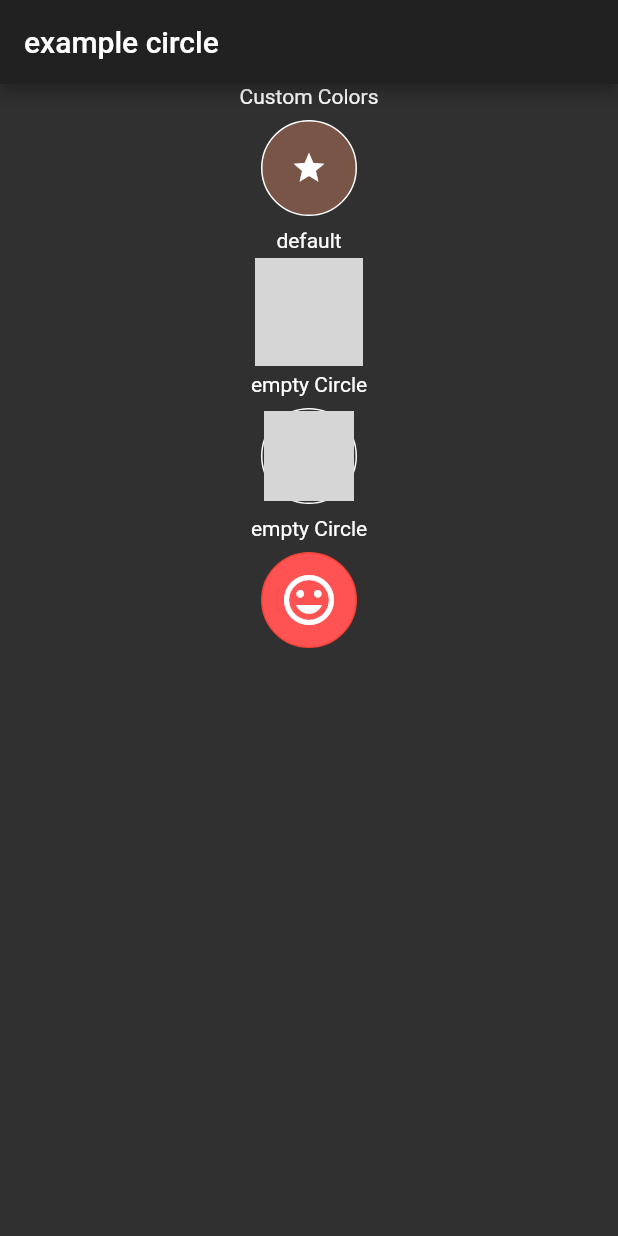
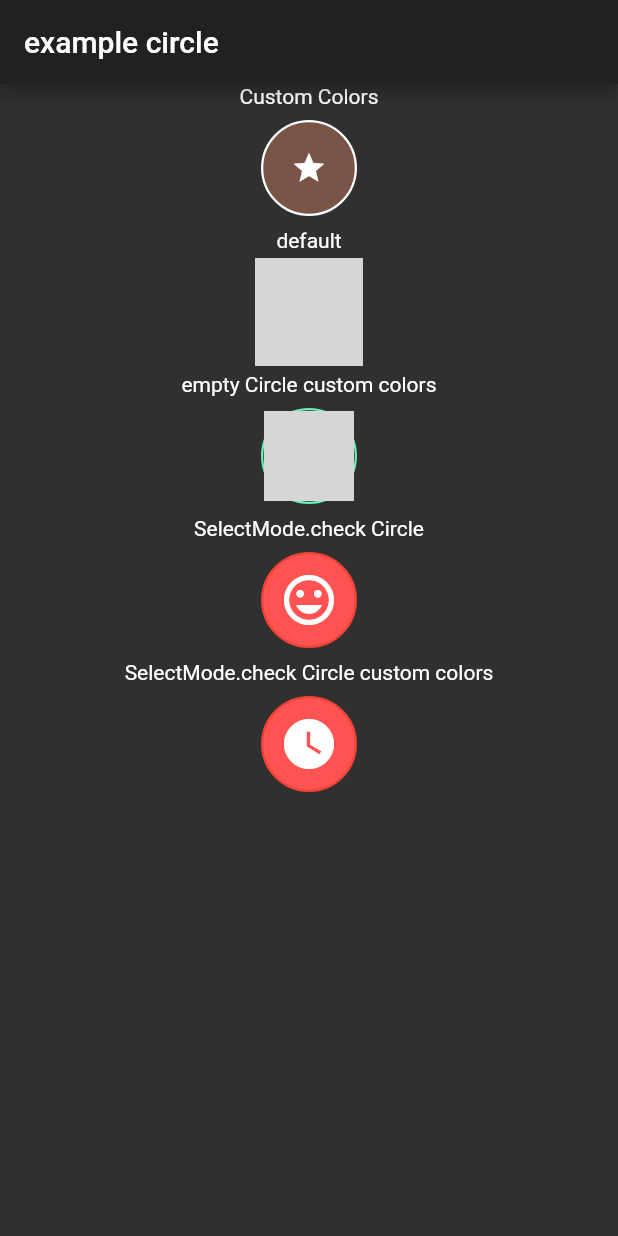
Before and after one commit to autlunatic/flutter_selectable_circle, a Flutter app: the screen it shows after launch, after a tap on "test", on a phone screen of 412 x 824 dp. Run offline on Flutter 3.47's test engine with Material 2 defaults, Android fonts, the phone set to English and light mode, and no system bars; drawn by our look-alikes of flare_flutter; missing offline and left inert: flare_dart; grey boxes are pictures that could not be loaded.

Commit message:
added Selectmode Check selected colors now also work in animations onSelected API changed to onTap

```diff
--- a/example/lib/main.dart
+++ b/example/lib/main.dart
@@ -29,6 +29,7 @@ class _MyHomeState extends State<MyHome> {
   bool _isSelected2 = false;
   bool _isSelected3 = false;
   bool _isSelected4 = false;
+  bool _isSelected5 = false;
   @override
   Widget build(BuildContext context) {
     return Scaffold(
@@ -46,7 +47,7 @@ class _MyHomeState extends State<MyHome> {
               selectedBorderColor: Colors.orange,
               selectedColor: Colors.tealAccent,
               selectMode: SelectMode.simple,
-              onSelected: () {
+              onTap: () {
                 setState(() {
                   _isSelected2 = !_isSelected2;
                 });
@@ -59,7 +60,7 @@ class _MyHomeState extends State<MyHome> {
             child: SelectableCircle(
               width: 80.0,
               isSelected: _isSelected,
-              onSelected: () {
+              onTap: () {
                 setState(() {
                   _isSelected = !_isSelected;
                 });
@@ -67,19 +68,22 @@ class _MyHomeState extends State<MyHome> {
               child: Text("test"),
             ),
           ),
-          Center(child: Text("empty Circle")),
+          Center(child: Text("empty Circle custom colors")),
           Center(
             child: SelectableCircle(
               isSelected: _isSelected3,
+              borderColor: Colors.greenAccent,
+              selectedColor: Colors.blue,
+              selectedBorderColor: Colors.red[900],
               width: 80.0,
-              onSelected: () {
+              onTap: () {
                 setState(() {
                   _isSelected3 = !_isSelected3;
                 });
               },
             ),
           ),
-          Center(child: Text("empty Circle")),
+          Center(child: Text("SelectMode.check Circle")),
           Center(
             child: SelectableCircle(
               color: Colors.redAccent,
@@ -91,9 +95,30 @@ class _MyHomeState extends State<MyHome> {
                 Icons.tag_faces,
                 size: 40.0,
               ),
-              onSelected: () {
+              onTap: () {
                 setState(() {
                   _isSelected4 = !_isSelected4;
+                });
+              },
+            ),
+          ),
+          Center(child: Text("SelectMode.check Circle custom colors")),
+          Center(
+            child: SelectableCircle(
+              color: Colors.redAccent,
+              borderColor: Colors.red,
+              isSelected: _isSelected5,
+              selectMode: SelectMode.check,
+              selectedColor: Colors.white,
+              selectedBorderColor: Colors.blue,
+              width: 80.0,
+              child: Icon(
+                Icons.watch_later,
+                size: 40.0,
+              ),
+              onTap: () {
+                setState(() {
+                  _isSelected5 = !_isSelected5;
                 });
               },
             ),
--- a/lib/selectable_circle.dart
+++ b/lib/selectable_circle.dart
@@ -1,14 +1,21 @@
 library selectable_circle;
 
+import 'package:flare_dart/math/mat2d.dart';
+import 'package:flare_flutter/flare.dart';
+import 'package:flare_flutter/flare_controller.dart';
 import 'package:flutter/material.dart';
 import 'package:flare_flutter/flare_actor.dart';
 
-/// A Calculator.
+/// Displays a Circle with a border wich can be selected.
+///
+/// [onTap] event is called, when the user taps on the circle
+/// For [SelectMode.check] the [borderColor] is the check path
+/// and the [selectedColor] is the color of the small animated circle
 class SelectableCircle extends StatelessWidget {
   SelectableCircle({
     Key key,
     @required this.width,
-    this.onSelected,
+    this.onTap,
     Widget child,
     bool isSelected,
     this.color,
@@ -19,13 +26,15 @@ class SelectableCircle extends StatelessWidget {
   })  : isSelected = isSelected ?? false,
         selectMode = selectMode ?? SelectMode.animatedCircle,
         child = child ?? Container(),
+        _controller =
+            MyFlareController(borderColor, selectedColor, selectedBorderColor),
         super(key: key);
 
   /// the width and height of the CircleWidget
   final double width;
 
   /// is called when the circle is tapped
-  final VoidCallback onSelected;
+  final VoidCallback onTap;
 
   /// child displayed on top of the circle
   final Widget child;
@@ -48,10 +57,18 @@ class SelectableCircle extends StatelessWidget {
   /// changes the selectmode
   ///
   /// Possible Values:
-  /// simple: no animation, only SelectedColor is used
-  /// animatedCircle: Animation is used
+  /// simple: no animation, only selectedColors are used
+  /// animatedCircle: Animation is used (default)
   /// check: Check Icon Animation is used
   final SelectMode selectMode;
+
+  final FlareController _controller;
+
+  static const checkAsset = "asdf";
+  static const spinningAsset = "asdf";
+  static const spinningAnimation = "Spinning Circle";
+  static const idleAnimation = "idle";
+  static const checkAnimation = "Check";
 
   @override
   Widget build(BuildContext context) {
@@ -61,19 +78,19 @@ class SelectableCircle extends StatelessWidget {
     final bc = isSelected && selectMode != SelectMode.check
         ? selectedBorderColor ?? Theme.of(context).buttonColor
         : borderColor ?? Theme.of(context).textTheme.body1.color;
-    final borderWidth = isSelected ? 4.0 : 1.0;
+    final borderWidth = isSelected ? 4.0 : 1.5;
 
     return GestureDetector(
       child: Stack(
         children: [
           if (selectMode == SelectMode.animatedCircle)
             isSelected
-                ? _buildSpinningAnimation("Spinning Circle")
+                ? _buildSpinningAnimation(spinningAnimation)
                 // i draw a smaller idle Animation below the not selected Circle
                 // for smoother click feeling, because
                 // flare flashes when it is built with animation,
                 // maybe there is a better solution, or the flare file needs to be updated
-                : _buildSpinningAnimation("idle"),
+                : _buildSpinningAnimation(idleAnimation),
           if (selectMode != SelectMode.animatedCircle || !isSelected)
             _buildCircle(c, bc, borderWidth),
           Container(
@@ -88,8 +105,8 @@ class SelectableCircle extends StatelessWidget {
               child: Align(
                 alignment: Alignment(0.85, 0.85),
                 child: isSelected
-                    ? _buildSpinningAnimation("Check", fixedWidth: 40.0)
-                    : _buildSpinningAnimation("idle", fixedWidth: 0.0),
+                    ? _buildSpinningAnimation(checkAnimation, fixedWidth: 40.0)
+                    : _buildSpinningAnimation(idleAnimation, fixedWidth: 0.0),
               ),
             ),
         ],
@@ -115,25 +132,25 @@ class SelectableCircle extends StatelessWidget {
   }
 
   _select() {
-    if (onSelected != null) {
-      onSelected();
+    if (onTap != null) {
+      onTap();
     }
   }
 
   Widget _buildSpinningAnimation(String animation, {double fixedWidth}) {
     final edgeinsets = (animation == 'idle') ? 10.0 : 4.0;
-    final asset = fixedWidth != null
-        ? "packages/selectable_circle/flare/check.flr"
-        : "packages/selectable_circle/flare/spinning.flr";
-
     return Container(
       padding: EdgeInsets.all(edgeinsets),
       width: fixedWidth ?? width,
       height: fixedWidth ?? width,
       child: Center(
-        child: FlareActor(asset,
+        child: FlareActor(
+            fixedWidth != null
+                ? "packages/selectable_circle/flare/check.flr"
+                : "packages/selectable_circle/flare/spinning.flr",
             alignment: Alignment.center,
             fit: BoxFit.fitHeight,
+            controller: _controller,
             animation: animation),
       ),
     );
@@ -141,3 +158,62 @@ class SelectableCircle extends StatelessWidget {
 }
 
 enum SelectMode { simple, animatedCircle, check }
+
+class MyFlareController with FlareController {
+  MyFlareController(
+      this.borderColor, this.selectedColor, this.selectedBorderColor);
+
+  final Color borderColor;
+  final Color selectedColor;
+  final Color selectedBorderColor;
+  FlutterColorFill _fillSelected;
+  FlutterColorStroke _strokeSelectedBorder;
+  FlutterColorStroke _strokeBorder;
+
+  static const checkShape = "Check";
+  static const spinnerShape = "Loading Spinner";
+  static const ellipseShape = "Green Ellipse";
+  static const whiteCircleShape = "White Circle";
+  static const clippingCircleShape = "Clipping Circle";
+
+  void initialize(FlutterActorArtboard artboard) {
+    if (selectedColor != null) {
+      FlutterActorShape shape = artboard.getNode(ellipseShape);
+      _fillSelected = shape?.fill as FlutterColorFill;
+      if (_fillSelected == null) {
+        shape = artboard.getNode(clippingCircleShape);
+        _fillSelected = shape?.fill as FlutterColorFill;
+      }
+    }
+    if (selectedBorderColor != null) {
+      FlutterActorShape shape = artboard.getNode(checkShape);
+      _strokeSelectedBorder = shape?.stroke as FlutterColorStroke;
+      if (_strokeSelectedBorder == null) {
+        shape = artboard.getNode(spinnerShape);
+        _strokeSelectedBorder = shape?.stroke as FlutterColorStroke;
+      }
+    }
+    if (borderColor != null) {
+      FlutterActorShape shape = artboard.getNode(whiteCircleShape);
+      _strokeBorder = shape?.stroke as FlutterColorStroke;
+    }
+  }
+
+  void setViewTransform(Mat2D viewTransform) {}
+
+  bool advance(FlutterActorArtboard artboard, double elapsed) {
+    // advance is called whenever the flare artboard is about to update (before it draws).
+    if (_fillSelected != null) {
+      _fillSelected.uiColor = selectedColor;
+    }
+    if (_strokeSelectedBorder != null) {
+      _strokeSelectedBorder.uiColor = selectedBorderColor;
+    }
+    if (_strokeBorder != null) {
+      _strokeBorder.uiColor = borderColor;
+    }
+
+    // Return false as we don't need to be called again. You'd return true if you wanted to manually animate some property.
+    return false;
+  }
+}
```
Also changed, not shown: 4 other files.
